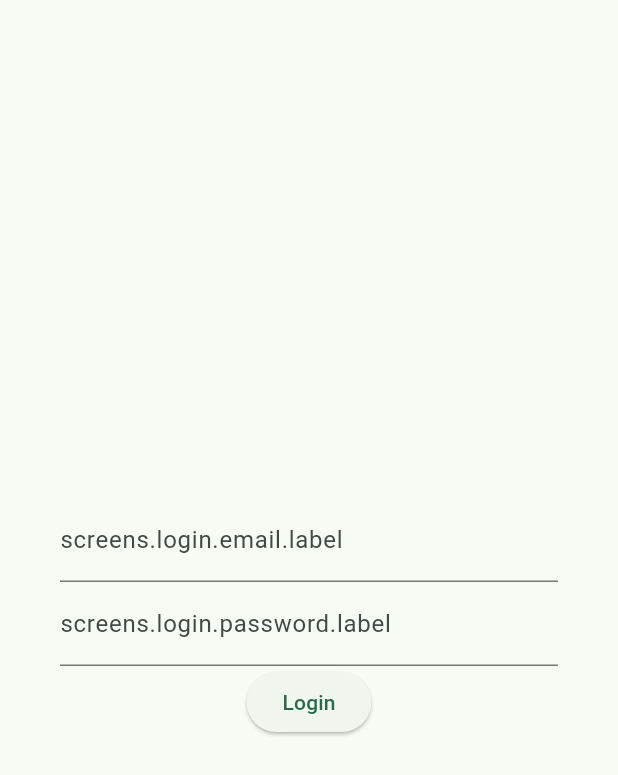
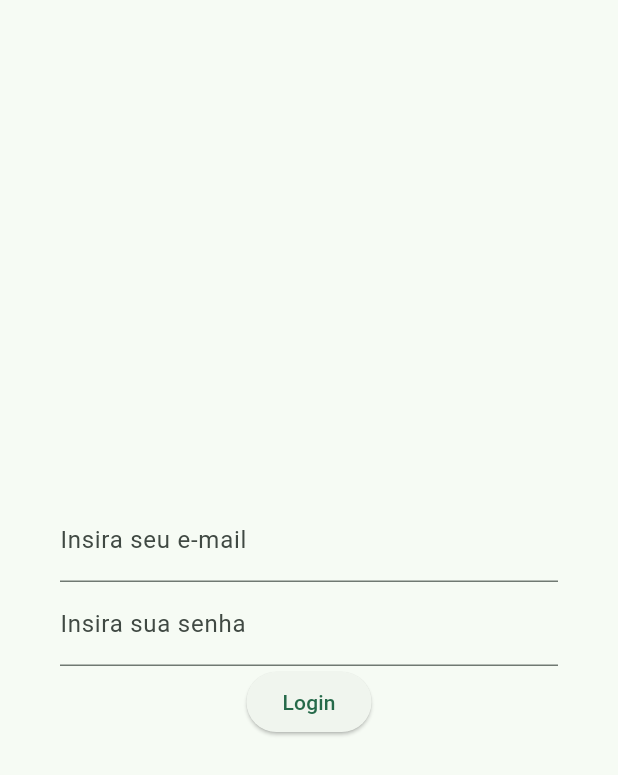
Before and after one commit to LaraGastaldi/RachaContas, a Flutter app: the screen it shows after launch, on a phone screen of 412 x 824 dp. Shown: the top 775 px of the screen. Run offline on Flutter 3.47's test engine with Material 3 defaults, Android fonts, the phone set to English and light mode, and no system bars; our stand-ins replace dio, draggable_home, flutter_dotenv, flutter_secure_storage, get, get_it; missing offline and left inert: event_hub.

Commit message:
made login, successfully login in mobile app

```diff
--- a/app/assets/flutter_i18n/pt_BR.json
+++ b/app/assets/flutter_i18n/pt_BR.json
@@ -1,6 +1,6 @@
 {
   "screens": {
-    "login_screen": {
+    "login": {
       "email": {
         "label": "E-mail",
         "already_exists": "Esse e-mail já está em uso",
--- a/app/lib/main.dart
+++ b/app/lib/main.dart
@@ -1,13 +1,22 @@
 import 'package:flutter/material.dart';
-import 'package:flutter_i18n/flutter_i18n.dart';
-import 'package:flutter_localizations/flutter_localizations.dart';
+import 'package:flutter_secure_storage/flutter_secure_storage.dart';
 import 'package:get/get.dart';
 import 'package:rachacontas/providers.dart';
+import 'package:rachacontas/screens/dashboard_screen.dart';
 import 'package:rachacontas/screens/login_screen.dart';
 
-void main() {
+String? jwt;
+void main() async {
   WidgetsFlutterBinding.ensureInitialized();
   registerProviders();
+
+  Future<void> main() async {
+    WidgetsFlutterBinding.ensureInitialized();
+
+    jwt = await const FlutterSecureStorage().read(key: 'token');
+    runApp(const MyApp());
+  }
+
   runApp(const MyApp());
 }
 
@@ -23,23 +32,10 @@ class MyApp extends StatelessWidget {
         useMaterial3: true,
       ),
       routes: {
-        '/': (context) => LoginScreen(),
+        '/': (context) => jwt != null ? DashboardScreen() : LoginScreen(),
+        '/home': (context) => DashboardScreen(),
       },
       initialRoute: '/',
-      localizationsDelegates: [
-        FlutterI18nDelegate(
-          translationLoader: FileTranslationLoader(
-            forcedLocale: const Locale('pt', 'BR'),
-            useCountryCode: true,
-          ),
-          missingTranslationHandler: (key, locale) {
-            print("--- Missing Key: $key, languageCode: ${locale?.languageCode} ${locale?.countryCode}");
-          },
-        ),
-        GlobalMaterialLocalizations.delegate,
-        GlobalWidgetsLocalizations.delegate
-      ],
-      builder: FlutterI18n.rootAppBuilder()
     );
   }
 }
--- a/app/lib/providers.dart
+++ b/app/lib/providers.dart
@@ -1,8 +1,11 @@
+import 'package:event_hub/event_hub.dart';
 import 'package:get_it/get_it.dart';
 import 'package:rachacontas/services/api_service.dart';
 import 'package:rachacontas/services/env_service.dart';
 
 final getIt = GetIt.instance;
+final eventhub = EventHub();
+
 void registerProviders() {
 
   getIt.registerSingleton<EnvService>(EnvService());
--- a/app/lib/screens/login_screen.dart
+++ b/app/lib/screens/login_screen.dart
@@ -1,13 +1,30 @@
 import 'package:flutter/material.dart';
 import 'package:flutter/services.dart';
-import 'package:flutter_i18n/flutter_i18n.dart';
+import 'package:rachacontas/providers.dart';
 import 'package:rachacontas/services/controllers/login_controller.dart';
 import 'package:get/get.dart';
 
-class LoginScreen extends StatelessWidget {
+class LoginScreen extends StatefulWidget {
   LoginScreen({super.key});
 
   LoginController loginController = Get.put(LoginController());
+
+  @override
+  State<StatefulWidget> createState() => _LoginScreenState();
+}
+
+class _LoginScreenState extends State<LoginScreen> {
+  bool loading = false;
+
+  @override
+  void initState() {
+    eventhub.on('loading', (loading) {
+      print('chegou');
+      setState(() {
+        this.loading = loading;
+      });
+    });
+  }
 
   @override
   Widget build(BuildContext context) {
@@ -16,15 +33,14 @@ class LoginScreen extends StatelessWidget {
         child: Padding(
           padding: const EdgeInsets.all(40.0),
           child: Form(
-            key: loginController.loginFormKey,
+            key: widget.loginController.loginFormKey,
             child: Column(
               mainAxisAlignment: MainAxisAlignment.center,
               children: [
                 TextFormField(
-                  controller: loginController.emailController,
-                  decoration: InputDecoration(
-                    labelText: FlutterI18n.translate(
-                        context, "screens.login.email.label"),
+                  controller: widget.loginController.emailController,
+                  decoration: const InputDecoration(
+                    labelText: 'Insira seu e-mail',
                   ),
                   autocorrect: false,
                   inputFormatters: [
@@ -32,32 +48,37 @@ class LoginScreen extends StatelessWidget {
                   ],
                   validator: (value) {
                     if (value!.isEmpty) {
-                      return FlutterI18n.translate(
-                          context, "screens.login.email.required");
+                      return 'O e-mail é requirido';
                     }
                     return null;
                   },
                 ),
                 TextFormField(
                   obscureText: true,
-                  controller: loginController.passwordController,
-                  decoration: InputDecoration(
-                    labelText: FlutterI18n.translate(
-                        context, "screens.login.password.label"),
+                  controller: widget.loginController.passwordController,
+                  decoration: const InputDecoration(
+                    labelText: 'Insira sua senha',
                   ),
                   validator: (value) {
                     if (value!.isEmpty) {
-                      return FlutterI18n.translate(
-                          context, "screens.login.password.required");
+                      return 'A senha é requirida';
                     }
                     return null;
                   },
                 ),
                 ElevatedButton(
-                  onPressed: () {
-                    loginController.login();
-                  },
-                  child: Text('Login'),
+                  onPressed: loading
+                      ? null
+                      : () {
+                          widget.loginController.login();
+                        },
+                  child: loading
+                      ? const SizedBox(
+                          child: CircularProgressIndicator(),
+                          width: 20,
+                          height: 20,
+                        )
+                      : const Text('Login'),
                 ),
               ],
             ),
--- a/app/lib/services/controllers/login_controller.dart
+++ b/app/lib/services/controllers/login_controller.dart
@@ -2,7 +2,6 @@ import 'dart:developer';
 
 import 'package:flutter/cupertino.dart';
 import 'package:flutter/material.dart';
-import 'package:flutter_i18n/flutter_i18n.dart';
 import 'package:get/get.dart';
 import 'package:rachacontas/providers.dart';
 import 'package:rachacontas/services/api_service.dart';
@@ -11,6 +10,7 @@ class LoginController extends GetxController {
   final loginFormKey = GlobalKey<FormState>();
   final emailController = TextEditingController();
   final passwordController = TextEditingController();
+  bool loading = false;
 
   @override
   void onClose() {
@@ -21,26 +21,31 @@ class LoginController extends GetxController {
 
   String? validator(String value) {
     if (value.isEmpty) {
-      return FlutterI18n.translate(
-          Get.context!, 'screens.login_screen.email.required');
+      return 'Campo obrigatório';
     }
     return null;
   }
 
   void login() {
     if (loginFormKey.currentState!.validate()) {
+      eventhub.fire('loading', true);
+      loading = true;
       getIt<ApiService>()
           .login(emailController.text, passwordController.text)
           .then((auth) {
         if (auth.success) {
-          Get.snackbar('Login', FlutterI18n.translate(Get.context!, "screens.login.login.success"), backgroundColor: Colors.greenAccent);
+          Get.snackbar('Login', 'Logado com sucesso', backgroundColor: Colors.greenAccent);
+          Get.offAllNamed('/home');
         } else {
           log('Error on login: ${auth.data}');
-          Get.snackbar('Login', FlutterI18n.translate(Get.context!, "screens.login.login.error"), backgroundColor: Colors.redAccent);
+          Get.snackbar('Login', 'Credenciais incorretas', backgroundColor: Colors.redAccent);
         }
       }).catchError((e) {
         log('Error on login: $e');
         Get.snackbar('Login', 'Error on login');
+      }).whenComplete(() {
+        eventhub.fire('loading', false);
+        loading = false;
       });
     }
   }
--- a/app/pubspec.yaml
+++ b/app/pubspec.yaml
@@ -41,9 +41,10 @@ dependencies:
   intl: any
   dio: ^5.7.0
   flutter_dotenv: ^5.1.0
-  flutter_i18n: ^0.36.2
   flutter_secure_storage: ^9.2.2
   get_it: ^8.0.0
+  draggable_home: ^1.0.5
+  event_hub: ^0.2.1
 
 dev_dependencies:
   flutter_test:
```
Also changed, not shown: app/lib/screens/dashboard_screen.dart (added, +81 -0 lines), app/pubspec.lock.
